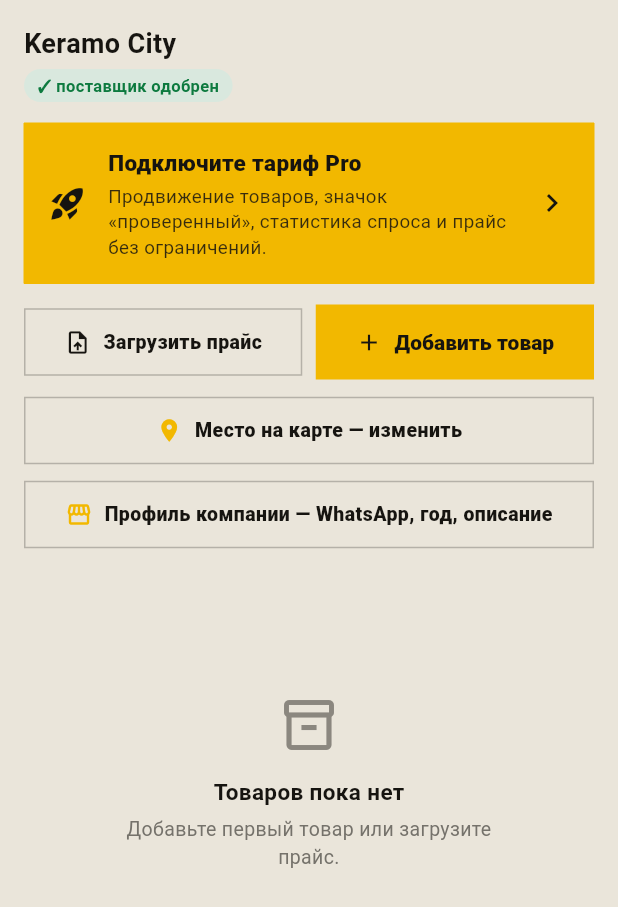
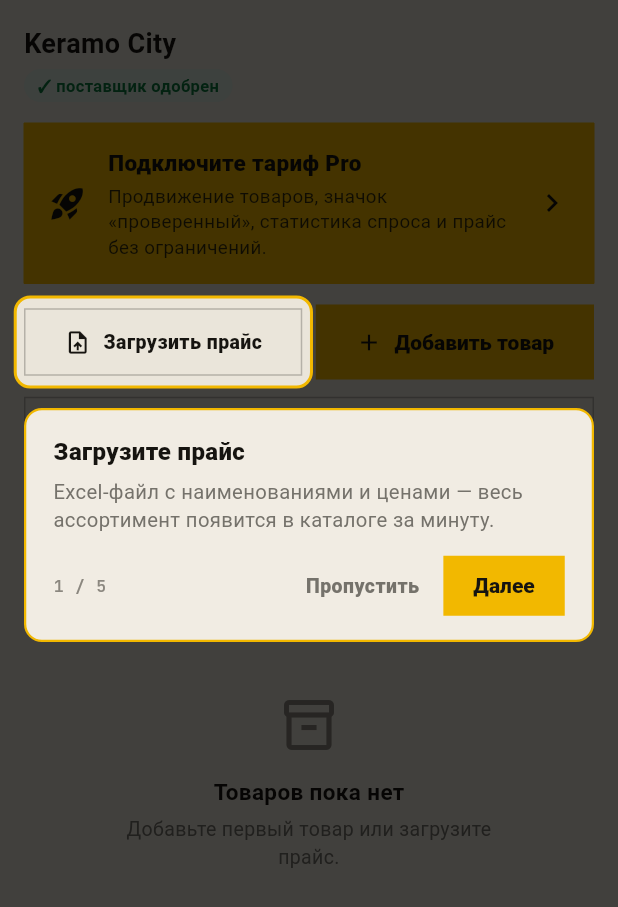
Before and after one commit to abelkz/-komplekt-app2, a Flutter app: the _CabinetBody widget shown alone on an empty page, opened directly with sample values from the repository, on a phone screen of 412 x 824 dp. Shown: the top 907 px of the screen. Run offline on Flutter 3.47's test engine with Material 3 defaults, Android fonts, the phone set to English and light mode, and no system bars; our stand-ins replace cached_network_image, file_picker, firebase_core, firebase_messaging, flutter_dotenv, flutter_local_notifications and 14 more; missing offline and left inert: excel; accounts and stored records are empty; network calls fail; Roboto replaces fonts that are missing (Golos Text).

Commit message:
Знакомство с приложением: тур с подсветкой кнопок
При первом входе — тур по главной: затемнённый фон, «окно» с жёлтой
рамкой вокруг элемента и карточка с пояснением. Шаги: поиск (и фото-
поиск), карта поставщиков, колокол уведомлений, нижние разделы.
«Далее» ведёт по шагам, «Пропустить» закрывает, тап по фону — тоже далее.

При первом заходе в кабинет поставщика — свой тур: загрузка прайса,
добавление товара, место на карте, профиль компании, тариф Pro.
Элементы ниже прокрутки подвозятся в кадр автоматически.

Каждый тур показывается один раз — отметка в SharedPreferences.

Co-Authored-By: Claude Opus 4.8 <noreply@anthropic.com>

```diff
--- a/lib/core/config/local_store.dart
+++ b/lib/core/config/local_store.dart
@@ -30,6 +30,11 @@ class LocalStore {
   int get notifyThreshold => _prefs.getInt('notify_threshold') ?? 10;
   Future<void> setNotifyThreshold(int v) => _prefs.setInt('notify_threshold', v);
 
+  // Туры-знакомства (подсказки по кнопкам): показаны один раз.
+  // id — 'home' (первый вход) или 'supplier' (первый заход в кабинет).
+  bool tourSeen(String id) => _prefs.getBool('tour_$id') ?? false;
+  Future<void> setTourSeen(String id) => _prefs.setBool('tour_$id', true);
+
   // Недавние поиски (до 5)
   List<String> get recentSearches =>
       _prefs.getStringList('recent_searches') ?? const [];
--- /dev/null
+++ b/lib/core/onboarding/feature_tour.dart
@@ -0,0 +1,266 @@
+import 'package:flutter/material.dart';
+
+import '../config/local_store.dart';
+import '../theme/app_colors.dart';
+import '../theme/app_typography.dart';
+
+/// Шаг тура: какой элемент подсветить и что о нём рассказать.
+class TourStep {
+  const TourStep({required this.key, required this.title, required this.text});
+
+  final GlobalKey key;
+  final String title;
+  final String text;
+}
+
+/// Ключи элементов, которые показываются в турах.
+/// Живут здесь, чтобы экран и тур не зависели друг от друга напрямую.
+class TourKeys {
+  TourKeys._();
+
+  // Главная
+  static final search = GlobalKey(debugLabel: 'tour-search');
+  static final map = GlobalKey(debugLabel: 'tour-map');
+  static final bell = GlobalKey(debugLabel: 'tour-bell');
+  static final navBar = GlobalKey(debugLabel: 'tour-nav');
+
+  // Кабинет поставщика
+  static final cabImport = GlobalKey(debugLabel: 'tour-cab-import');
+  static final cabAdd = GlobalKey(debugLabel: 'tour-cab-add');
+  static final cabLocation = GlobalKey(debugLabel: 'tour-cab-location');
+  static final cabProfile = GlobalKey(debugLabel: 'tour-cab-profile');
+  static final cabPro = GlobalKey(debugLabel: 'tour-cab-pro');
+}
+
+/// Знакомство с приложением: затемнённый фон, «окно» вокруг элемента
+/// с жёлтой рамкой и карточка с пояснением. «Далее» ведёт по шагам,
+/// «Пропустить» закрывает. Каждый тур показывается один раз —
+/// отметка хранится на устройстве.
+class FeatureTour {
+  FeatureTour._();
+
+  static Future<void> maybeShow(
+    BuildContext context, {
+    required LocalStore store,
+    required String id,
+    required List<TourStep> steps,
+  }) async {
+    if (store.tourSeen(id)) return;
+
+    // Берём только шаги, чьи элементы реально есть на экране
+    final valid = steps.where((s) => s.key.currentContext != null).toList();
+    if (valid.isEmpty) return;
+
+    // Отмечаем сразу: даже если тур закроют системной «назад»,
+    // он не будет навязываться при каждом входе.
+    await store.setTourSeen(id);
+    if (!context.mounted) return;
+
+    await Navigator.of(context, rootNavigator: true).push(
+      PageRouteBuilder(
+        opaque: false,
+        transitionDuration: const Duration(milliseconds: 220),
+        reverseTransitionDuration: const Duration(milliseconds: 160),
+        pageBuilder: (_, __, ___) => _TourOverlay(steps: valid),
+        transitionsBuilder: (_, anim, __, child) =>
+            FadeTransition(opacity: anim, child: child),
+      ),
+    );
+  }
+}
+
+class _TourOverlay extends StatefulWidget {
+  const _TourOverlay({required this.steps});
+  final List<TourStep> steps;
+
+  @override
+  State<_TourOverlay> createState() => _TourOverlayState();
+}
+
+class _TourOverlayState extends State<_TourOverlay> {
+  int _i = 0;
+
+  TourStep get _step => widget.steps[_i];
+
+  Rect? _rectOf(GlobalKey key) {
+    final ctx = key.currentContext;
+    if (ctx == null) return null;
+    final box = ctx.findRenderObject();
+    if (box is! RenderBox || !box.hasSize || !box.attached) return null;
+    return box.localToGlobal(Offset.zero) & box.size;
+  }
+
+  Future<void> _next() async {
+    if (_i >= widget.steps.length - 1) {
+      if (mounted) Navigator.of(context).pop();
+      return;
+    }
+    final next = widget.steps[_i + 1];
+    // Элемент может быть ниже по прокрутке — подвозим его в кадр
+    final ctx = next.key.currentContext;
+    if (ctx != null) {
+      try {
+        await Scrollable.ensureVisible(
+          ctx,
+          alignment: 0.4,
+          duration: const Duration(milliseconds: 260),
+          curve: Curves.easeOutCubic,
+        );
+      } catch (_) {/* элемент вне прокрутки — и не надо */}
+    }
+    if (mounted) setState(() => _i++);
+  }
+
+  @override
+  Widget build(BuildContext context) {
+    final c = context.colors;
+    final screen = MediaQuery.sizeOf(context);
+    final rect = _rectOf(_step.key)?.inflate(6);
+
+    // Элемент исчез между шагами — просто идём дальше
+    if (rect == null) {
+      WidgetsBinding.instance.addPostFrameCallback((_) => _next());
+      return const SizedBox.shrink();
+    }
+
+    // Карточка с текстом: под элементом, если он в верхней половине,
+    // иначе над ним
+    final below = rect.center.dy < screen.height * 0.55;
+
+    return Material(
+      type: MaterialType.transparency,
+      child: GestureDetector(
+        behavior: HitTestBehavior.opaque,
+        onTap: _next,
+        child: Stack(
+          children: [
+            // Затемнение с «окном»
+            Positioned.fill(
+              child: CustomPaint(
+                painter: _HolePainter(hole: rect),
+              ),
+            ),
+            // Карточка с пояснением
+            AnimatedPositioned(
+              duration: const Duration(milliseconds: 240),
+              curve: Curves.easeOutCubic,
+              left: 16,
+              right: 16,
+              top: below ? rect.bottom + 14 : null,
+              bottom: below ? null : screen.height - rect.top + 14,
+              child: AnimatedSwitcher(
+                duration: const Duration(milliseconds: 200),
+                child: _StepCard(
+                  key: ValueKey(_i),
+                  step: _step,
+                  index: _i,
+                  total: widget.steps.length,
+                  onNext: _next,
+                  onSkip: () => Navigator.of(context).pop(),
+                  colors: c,
+                ),
+              ),
+            ),
+          ],
+        ),
+      ),
+    );
+  }
+}
+
+class _StepCard extends StatelessWidget {
+  const _StepCard({
+    super.key,
+    required this.step,
+    required this.index,
+    required this.total,
+    required this.onNext,
+    required this.onSkip,
+    required this.colors,
+  });
+
+  final TourStep step;
+  final int index;
+  final int total;
+  final VoidCallback onNext;
+  final VoidCallback onSkip;
+  final AppColors colors;
+
+  @override
+  Widget build(BuildContext context) {
+    final last = index == total - 1;
+    return Container(
+      padding: const EdgeInsets.fromLTRB(18, 16, 18, 12),
+      decoration: BoxDecoration(
+        color: colors.card,
+        borderRadius: BorderRadius.circular(12),
+        border: Border.all(color: AppColors.brandYellow, width: 1.5),
+      ),
+      child: Column(
+        mainAxisSize: MainAxisSize.min,
+        crossAxisAlignment: CrossAxisAlignment.start,
+        children: [
+          Text(step.title,
+              style: const TextStyle(fontSize: 16, fontWeight: FontWeight.w800)),
+          const SizedBox(height: 6),
+          Text(step.text,
+              style: TextStyle(
+                  fontSize: 13.5, height: 1.4, color: colors.gray)),
+          const SizedBox(height: 10),
+          Row(
+            children: [
+              Text('${index + 1} / $total',
+                  style: AppTypography.mono(size: 11, color: colors.faint)),
+              const Spacer(),
+              if (!last)
+                TextButton(
+                  onPressed: onSkip,
+                  style: TextButton.styleFrom(foregroundColor: colors.gray),
+                  child: const Text('Пропустить'),
+                ),
+              const SizedBox(width: 4),
+              FilledButton(
+                style: FilledButton.styleFrom(
+                  backgroundColor: AppColors.brandYellow,
+                  foregroundColor: AppColors.brandInk,
+                  padding:
+                      const EdgeInsets.symmetric(horizontal: 20, vertical: 10),
+                ),
+                onPressed: onNext,
+                child: Text(last ? 'Понятно' : 'Далее'),
+              ),
+            ],
+          ),
+        ],
+      ),
+    );
+  }
+}
+
+/// Затемнение всего экрана с прозрачным «окном» вокруг элемента.
+class _HolePainter extends CustomPainter {
+  _HolePainter({required this.hole});
+  final Rect hole;
+
+  @override
+  void paint(Canvas canvas, Size size) {
+    final full = Offset.zero & size;
+    final rrect = RRect.fromRectAndRadius(hole, const Radius.circular(10));
+
+    canvas.saveLayer(full, Paint());
+    canvas.drawRect(full, Paint()..color = Colors.black.withValues(alpha: 0.72));
+    canvas.drawRRect(rrect, Paint()..blendMode = BlendMode.clear);
+    canvas.restore();
+
+    canvas.drawRRect(
+      rrect,
+      Paint()
+        ..style = PaintingStyle.stroke
+        ..strokeWidth = 2
+        ..color = AppColors.brandYellow,
+    );
+  }
+
+  @override
+  bool shouldRepaint(covariant _HolePainter old) => old.hole != hole;
+}
--- a/lib/features/home/presentation/home_screen.dart
+++ b/lib/features/home/presentation/home_screen.dart
@@ -3,6 +3,8 @@ import 'package:flutter_riverpod/flutter_riverpod.dart';
 import 'package:flutter_staggered_grid_view/flutter_staggered_grid_view.dart';
 import 'package:go_router/go_router.dart';
 
+import '../../../core/onboarding/feature_tour.dart';
+import '../../../core/providers/providers.dart';
 import '../../../core/providers/settings_provider.dart';
 import '../../../core/router/app_router.dart';
 import '../../../core/theme/app_colors.dart';
@@ -25,6 +27,48 @@ class HomeScreen extends ConsumerStatefulWidget {
 
 class _HomeScreenState extends ConsumerState<HomeScreen> {
   final _search = TextEditingController();
+
+  @override
+  void initState() {
+    super.initState();
+    // Знакомство с приложением при первом входе — после отрисовки экрана
+    WidgetsBinding.instance.addPostFrameCallback((_) => _maybeShowTour());
+  }
+
+  Future<void> _maybeShowTour() async {
+    // небольшая пауза, чтобы экран успел встать на место
+    await Future<void>.delayed(const Duration(milliseconds: 500));
+    if (!mounted) return;
+    FeatureTour.maybeShow(
+      context,
+      store: ref.read(localStoreProvider),
+      id: 'home',
+      steps: [
+        TourStep(
+          key: TourKeys.search,
+          title: 'Поиск материалов',
+          text: 'Введите название, артикул или марку — покажем все '
+              'предложения поставщиков с ценами. Значок камеры — поиск по фото.',
+        ),
+        TourStep(
+          key: TourKeys.map,
+          title: 'Поставщики на карте',
+          text: 'Кто торгует рядом с вами: адреса, расстояние и контакты.',
+        ),
+        TourStep(
+          key: TourKeys.bell,
+          title: 'Уведомления о ценах',
+          text: 'Добавьте товар в избранное — сообщим, когда цена снизится.',
+        ),
+        TourStep(
+          key: TourKeys.navBar,
+          title: 'Разделы приложения',
+          text: 'Поиск, Избранное и Комплекты объектов. В Профиле можно '
+              'стать поставщиком и разместить свои товары.',
+        ),
+      ],
+    );
+  }
 
   @override
   void dispose() {
@@ -77,9 +121,12 @@ class _HomeScreenState extends ConsumerState<HomeScreen> {
                                     style: AppTypography.mono(color: c.gray),
                                   ),
                                 ),
-                                Badge.count(
-                                  count:
-                                      ref.watch(unreadCountProvider).valueOrNull ??
+                                KeyedSubtree(
+                                  key: TourKeys.bell,
+                                  child: Badge.count(
+                                    count: ref
+                                            .watch(unreadCountProvider)
+                                            .valueOrNull ??
                                         0,
                                     isLabelVisible: (ref
                                                 .watch(unreadCountProvider)
@@ -90,6 +137,7 @@ class _HomeScreenState extends ConsumerState<HomeScreen> {
                                       icon: Icons.notifications_none_rounded,
                                       onTap: () =>
                                           context.push(Routes.notifications),
+                                    ),
                                   ),
                                 ),
                                 const SizedBox(width: 8),
@@ -124,15 +172,22 @@ class _HomeScreenState extends ConsumerState<HomeScreen> {
                                   AppTypography.unbounded(size: 30, color: c.ink),
                             ),
                             const SizedBox(height: 18),
-                            _SearchBar(
+                            KeyedSubtree(
+                              key: TourKeys.search,
+                              child: _SearchBar(
                                 controller: _search,
                                 onSubmit: _doSearch,
                                 onVisualSearch: () =>
                                     context.push(Routes.visualSearch),
                               ),
+                            ),
                             const SizedBox(height: 12),
                             // Кнопка карты поставщиков
-                            _MapButton(onTap: () => context.push(Routes.map)),
+                            KeyedSubtree(
+                              key: TourKeys.map,
+                              child: _MapButton(
+                                  onTap: () => context.push(Routes.map)),
+                            ),
                             const SizedBox(height: 6),
                             _SectionLabel('Категории'),
                           ],
--- a/lib/features/home/presentation/home_shell.dart
+++ b/lib/features/home/presentation/home_shell.dart
@@ -2,6 +2,7 @@ import 'package:flutter/material.dart';
 import 'package:flutter_riverpod/flutter_riverpod.dart';
 import 'package:go_router/go_router.dart';
 
+import '../../../core/onboarding/feature_tour.dart';
 import '../../../core/theme/app_colors.dart';
 import '../../../core/theme/app_typography.dart';
 import '../../../core/widgets/tape_stripe.dart';
@@ -35,6 +36,7 @@ class HomeShell extends ConsumerWidget {
     return Scaffold(
       body: navigationShell,
       bottomNavigationBar: Container(
+        key: TourKeys.navBar,
         // «рулетка» всегда тёмная — в обеих темах, это часть бренда
         color: AppColors.brandInk,
         padding: const EdgeInsets.only(top: 14),
--- a/lib/features/supplier_cabinet/presentation/supplier_cabinet_screen.dart
+++ b/lib/features/supplier_cabinet/presentation/supplier_cabinet_screen.dart
@@ -2,6 +2,8 @@ import 'package:flutter/material.dart';
 import 'package:flutter_riverpod/flutter_riverpod.dart';
 import 'package:go_router/go_router.dart';
 
+import '../../../core/onboarding/feature_tour.dart';
+import '../../../core/providers/providers.dart';
 import '../../../core/providers/settings_provider.dart';
 import '../../../core/router/app_router.dart';
 import '../../../core/theme/app_colors.dart';
@@ -234,12 +236,68 @@ class _Cabinet extends ConsumerWidget {
   }
 }
 
-class _CabinetBody extends ConsumerWidget {
+class _CabinetBody extends ConsumerStatefulWidget {
   const _CabinetBody({required this.company});
   final Supplier company;
 
   @override
-  Widget build(BuildContext context, WidgetRef ref) {
+  ConsumerState<_CabinetBody> createState() => _CabinetBodyState();
+}
+
+class _CabinetBodyState extends ConsumerState<_CabinetBody> {
+  Supplier get company => widget.company;
+
+  @override
+  void initState() {
+    super.initState();
+    // Знакомство с кабинетом при первом заходе
+    WidgetsBinding.instance.addPostFrameCallback((_) => _maybeShowTour());
+  }
+
+  Future<void> _maybeShowTour() async {
+    await Future<void>.delayed(const Duration(milliseconds: 500));
+    if (!mounted) return;
+    FeatureTour.maybeShow(
+      context,
+      store: ref.read(localStoreProvider),
+      id: 'supplier',
+      steps: [
+        TourStep(
+          key: TourKeys.cabImport,
+          title: 'Загрузите прайс',
+          text: 'Excel-файл с наименованиями и ценами — весь ассортимент '
+              'появится в каталоге за минуту.',
+        ),
+        TourStep(
+          key: TourKeys.cabAdd,
+          title: 'Добавьте товар вручную',
+          text: 'Найдите товар в общем каталоге и поставьте свою цену — '
+              'или создайте новую карточку с фото.',
+        ),
+        TourStep(
+          key: TourKeys.cabLocation,
+          title: 'Отметьте себя на карте',
+          text: 'Укажите адрес и точку — покупатели рядом увидят вас '
+              'на карте «Поставщики рядом».',
+        ),
+        TourStep(
+          key: TourKeys.cabProfile,
+          title: 'Заполните профиль компании',
+          text: 'WhatsApp, сайт, год работы и описание — это видит '
+              'покупатель на вашей витрине.',
+        ),
+        TourStep(
+          key: TourKeys.cabPro,
+          title: 'Тариф Pro',
+          text: 'Продвижение товаров в топ, значок «проверенная компания» '
+              'и статистика спроса.',
+        ),
+      ],
+    );
+  }
+
+  @override
+  Widget build(BuildContext context) {
     final c = context.colors;
     final products = ref.watch(myProductsProvider);
     final stats = ref.watch(myStatsProvider).valueOrNull ?? const {};
@@ -301,11 +359,16 @@ class _CabinetBody extends ConsumerWidget {
           ),
           const SizedBox(height: 14),
           // Заметный баннер тарифа Pro — раньше был крохотной плашкой
-          _SupplierProBanner(company: company),
+          KeyedSubtree(
+            key: TourKeys.cabPro,
+            child: _SupplierProBanner(company: company),
+          ),
           const SizedBox(height: 14),
           Row(
             children: [
               Expanded(
+                child: KeyedSubtree(
+                  key: TourKeys.cabImport,
                   child: OutlinedButton.icon(
                     style: OutlinedButton.styleFrom(
                       side: BorderSide(color: c.line),
@@ -316,12 +379,16 @@ class _CabinetBody extends ConsumerWidget {
                     onPressed: () => showImportPriceSheet(context, company.id),
                   ),
                 ),
+              ),
               const SizedBox(width: 9),
               Expanded(
+                child: KeyedSubtree(
+                  key: TourKeys.cabAdd,
                   child: FilledButton.icon(
                     icon: const Icon(Icons.add, size: 18),
                     label: const Text('Добавить товар'),
                     onPressed: () => showCatalogPickSheet(context, company.id),
+                  ),
                 ),
               ),
             ],
@@ -329,7 +396,9 @@ class _CabinetBody extends ConsumerWidget {
           const SizedBox(height: 10),
           // Место на карте: без координат компанию не видно на карте
           // «поставщики рядом»
-          OutlinedButton.icon(
+          KeyedSubtree(
+            key: TourKeys.cabLocation,
+            child: OutlinedButton.icon(
               style: OutlinedButton.styleFrom(
                 foregroundColor: c.ink,
                 side: BorderSide(color: company.hasLocation ? c.line : c.orange),
@@ -347,8 +416,11 @@ class _CabinetBody extends ConsumerWidget {
                   : 'Указать место на карте'),
               onPressed: () => context.push(Routes.supplierLocation),
             ),
+          ),
           const SizedBox(height: 8),
-          OutlinedButton.icon(
+          KeyedSubtree(
+            key: TourKeys.cabProfile,
+            child: OutlinedButton.icon(
               style: OutlinedButton.styleFrom(
                 foregroundColor: c.ink,
                 side: BorderSide(color: c.line),
@@ -358,6 +430,7 @@ class _CabinetBody extends ConsumerWidget {
               icon: Icon(Icons.storefront_outlined, size: 18, color: c.orange),
               label: const Text('Профиль компании — WhatsApp, год, описание'),
               onPressed: () => showCompanyProfileSheet(context, company),
+            ),
           ),
           const SizedBox(height: 18),
 
```
Lines whose indentation alone changed are shown as unchanged.
